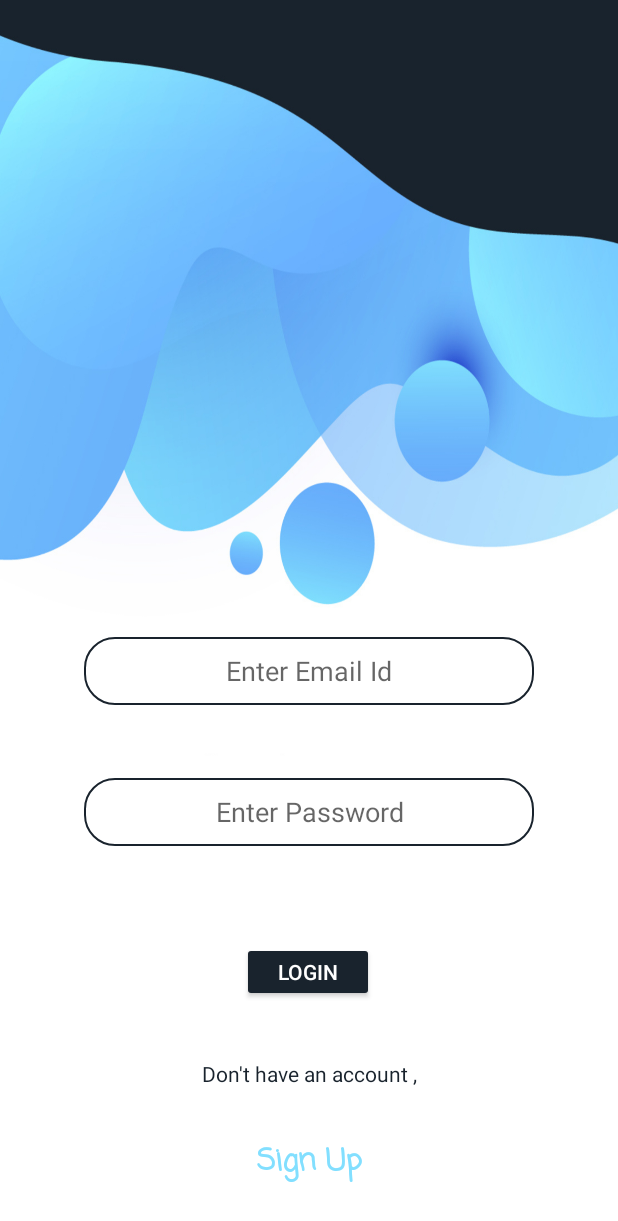
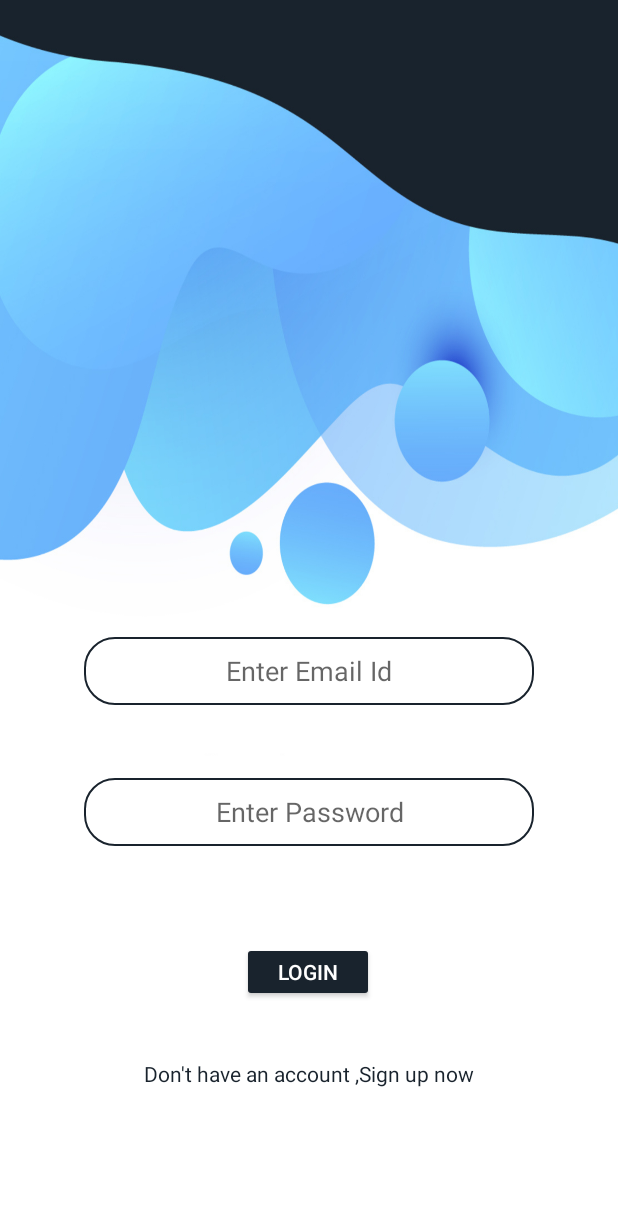
Before and after one commit to lerex5/TicketShareApp, an Android app: the screen it shows after launch (MainActivity), on a phone screen of 412 x 824 dp. Shown: the top 1221 px of the screen. Run offline under Robolectric (Android 15) with nearby library versions, the phone set to English and light mode, and no system bars; our stand-ins replace Firebase (no records; nobody signed in at launch, a user with empty details on screens opened directly).

Commit message:
Minor Changes

```diff
--- a/app/src/main/res/layout/activity_main.xml
+++ b/app/src/main/res/layout/activity_main.xml
@@ -56,7 +56,7 @@
             app:layout_constraintVertical_bias="0.29" />
 
     <TextView
-        android:id="@+id/textView"
+        android:id="@+id/signup"
         android:layout_width="wrap_content"
         android:layout_height="wrap_content"
         android:text="@string/DHA"
@@ -67,18 +67,5 @@
         app:layout_constraintTop_toBottomOf="@+id/login"
         app:layout_constraintVertical_bias="0.276" />
 
-    <TextView
-        android:id="@+id/signup"
-        android:layout_width="wrap_content"
-        android:layout_height="wrap_content"
-        android:fontFamily="casual"
-        android:text="@string/sign_up"
-        android:textColor="#82DFFF"
-        android:textSize="20sp"
-        android:textStyle="bold"
-        app:layout_constraintBottom_toBottomOf="parent"
-        app:layout_constraintEnd_toEndOf="parent"
-        app:layout_constraintStart_toStartOf="parent"
-        app:layout_constraintTop_toBottomOf="@+id/textView" />
 
 </androidx.constraintlayout.widget.ConstraintLayout>
--- a/app/src/main/res/values/strings.xml
+++ b/app/src/main/res/values/strings.xml
@@ -11,7 +11,7 @@
     <string name="login">Login</string>
     <string name="re_enter_password">Re-enter Password</string>
     <string name="enter_email_id">Enter Email Id</string>
-    <string name="DHA">Don\'t have an account ,</string>
+    <string name="DHA">Don\'t have an account ,Sign up now</string>
     <string name="enter_your_email_id">Enter your email id</string>
     <string name="type_your_password">Type your password</string>
     <string name="retype_password">Retype Password</string>
```
